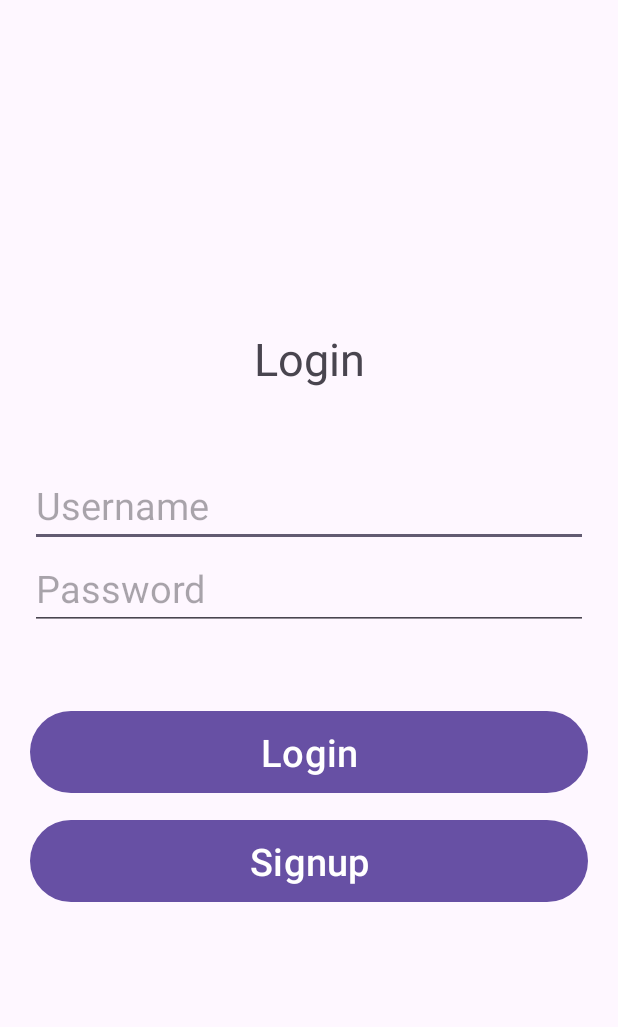
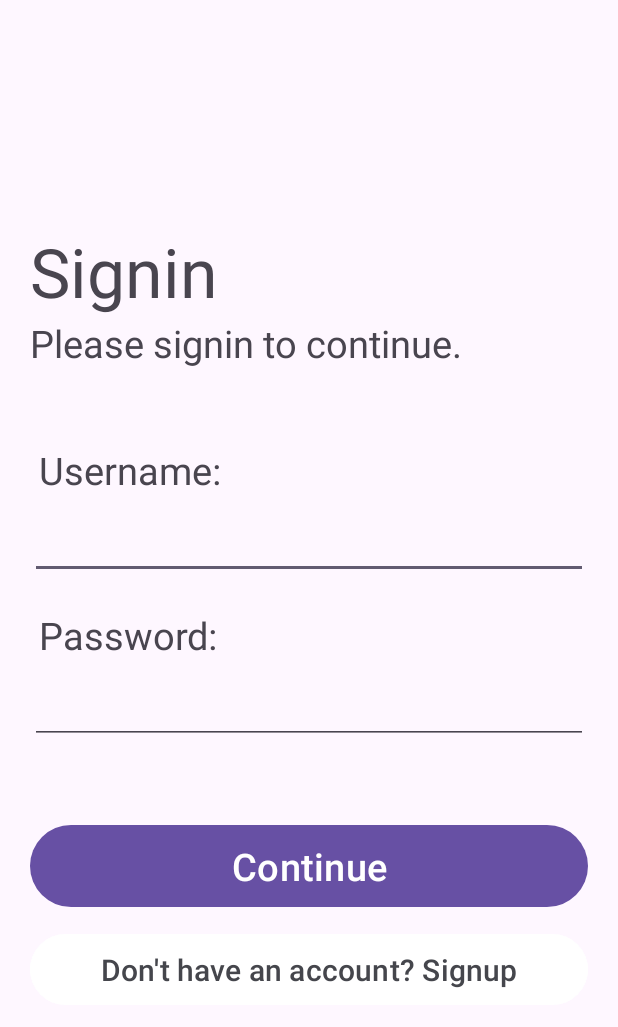
Before and after one commit to lonewanderer27/Dashboard, an Android app: the screen it shows after launch (MainActivity), on a phone screen of 412 x 824 dp. Shown: the top 1027 px of the screen. Run offline under Robolectric (Android 15) with nearby library versions, the phone set to English and light mode, and no system bars.

Commit message:
chore: change everything !!!

```diff
--- a/app/src/main/java/com/jay_puzon/dashboard/SQLiteDB.java
+++ b/app/src/main/java/com/jay_puzon/dashboard/SQLiteDB.java
@@ -18,7 +18,7 @@ public class SQLiteDB extends SQLiteOpenHelper {
     public static final String DB_NAME = "records.db";
     public static final String CURRENT_PROFILE = "current_profile";
     public static final String PROFILE = "profile", PROFILE_ID = "PROFILE_ID", FNAME = "fname", MNAME = "mname", LNAME = "lname", ADDRESS = "address", ROLE = "role", USER = "user", ADMIN = "admin", APPROVED = "approved", USERNAME = "username", PASSWORD = "password", GENDER = "gender", CONTACT = "contact";
-    public static final String AD_FNAME = "Adriane James", AD_MNAME = "Jabagat", AD_LNAME = "Puzon", AD_ADDRESS = "3853 Macabulos St. Bangkal, Makati City", AD_CONTACT = "09983082814", AD_GENDER = "Male";
+    public static final String AD_FNAME = "John Andrei", AD_MNAME = "", AD_LNAME = "Cabili", AD_ADDRESS = "123 Main Street, Brgy Bahklu, Pasay City, Metro Manila, Philippines", AD_CONTACT = "09584083814", AD_GENDER = "Male";
     ContentValues VALS;
     Cursor rs;
     ArrayList<String> Items;
@@ -302,11 +302,9 @@ public class SQLiteDB extends SQLiteOpenHelper {
             ItemsId.add(rs.getInt(rs.getColumnIndex(PROFILE_ID)));
             Items.add(
                     "\nID: " + rs.getString(rs.getColumnIndex(PROFILE_ID)) + "\n" +
-                            "First Name: " + rs.getString(rs.getColumnIndex(FNAME)) + "\n" +
-                            "Middle Name: " + rs.getString(rs.getColumnIndex(MNAME)) + "\n" +
-                            "Last Name: " + rs.getString(rs.getColumnIndex(LNAME)) + "\n\n" +
+                            "Name: " + rs.getString(rs.getColumnIndex(FNAME)) + " " + rs.getString(rs.getColumnIndex(MNAME)) + " " +  rs.getString(rs.getColumnIndex(LNAME)) + "\n\n" +
                             "Role: " + rs.getString(rs.getColumnIndex(ROLE)) + "\n" +
-                            "Approved: " + (rs.getString(rs.getColumnIndex(APPROVED)).equals("0") ? "FALSE" : "TRUE")  + "\n");
+                            "Approved: " + (rs.getString(rs.getColumnIndex(APPROVED)).equals("0") ? "No" : "Yes")  + "\n");
             rs.moveToNext();
         }
 
--- a/app/src/main/res/layout/activity_splash_screen.xml
+++ b/app/src/main/res/layout/activity_splash_screen.xml
@@ -7,7 +7,7 @@
     tools:context=".SplashScreen">
 
     <ImageView
-        android:src="@drawable/laptop"
+        android:src="@drawable/bubbles"
         android:layout_width="200dp"
         android:layout_height="200dp"
         android:layout_gravity="center"
--- a/app/src/main/res/layout/jp_activity_main.xml
+++ b/app/src/main/res/layout/jp_activity_main.xml
@@ -18,38 +18,61 @@
         tools:ignore="MissingConstraints">
 
         <TextView
-            android:textSize="30sp"
-            android:textAlignment="center"
-            android:text="Login"
+            android:textSize="45sp"
+            android:text="Signin"
+            android:layout_width="match_parent"
+            android:layout_height="wrap_content" />
+        <TextView
+            android:textSize="25sp"
             android:layout_marginBottom="50dp"
+            android:text="Please signin to continue."
+            android:layout_width="match_parent"
+            android:layout_height="wrap_content" />
+
+
+        <TextView
+            android:textSize="25sp"
+            android:text=" Username:"
+            android:layout_width="match_parent"
+            android:layout_height="wrap_content" />
+        <EditText
+            android:paddingStart="5dp"
+            android:textSize="25sp"
+            android:id="@+id/username"
+            android:layout_width="match_parent"
+            android:layout_height="wrap_content"/>
+
+
+        <TextView
+            android:layout_marginTop="20dp"
+            android:textSize="25sp"
+            android:text=" Password:"
             android:layout_width="match_parent"
             android:layout_height="wrap_content" />
         <EditText
             android:textSize="25sp"
-            android:id="@+id/username"
-            android:hint="Username"
+            android:paddingStart="5dp"
+            android:id="@+id/password"
             android:layout_width="match_parent"
             android:layout_height="wrap_content"/>
-        <EditText
-            android:textSize="25sp"
-            android:id="@+id/password"
-            android:hint="Password"
-            android:layout_width="match_parent"
-            android:layout_height="wrap_content"/>
+
+
         <Button
             android:layout_marginTop="50dp"
             android:id="@+id/btnLogin"
-            android:text="Login"
+            android:text="Continue"
             android:textSize="25sp"
             android:padding="10dp"
             android:layout_width="match_parent"
             android:layout_height="wrap_content"/>
         <Button
+            android:textColor="@color/material_dynamic_neutral30"
+            android:backgroundTint="@color/material_dynamic_neutral100"
             android:layout_marginTop="10dp"
             android:id="@+id/btnSignup"
-            android:text="Signup"
+            android:text="Don't have an account? Signup"
             android:padding="10dp"
-            android:textSize="25sp"
+            android:textSize="20sp"
             android:layout_width="match_parent"
             android:layout_height="wrap_content"/>
     </LinearLayout>
--- a/app/src/main/res/values/strings.xml
+++ b/app/src/main/res/values/strings.xml
@@ -1,5 +1,5 @@
 <resources>
-    <string name="app_name">Dashboard</string>
+    <string name="app_name">Dashup</string>
     <string-array name="genders">
         <item>Male</item>
         <item>Female</item>
```
Also changed, not shown: app/src/main/java/com/jay_puzon/dashboard/Signup.kt (+8 -0 lines), app/src/main/res/layout/jp_activity_signup.xml (+16 -6 lines), app/src/main/res/layout/jp_activity_user_edit_record.xml (+15 -7 lines), app/src/main/res/drawable/bubbles.png (added).
